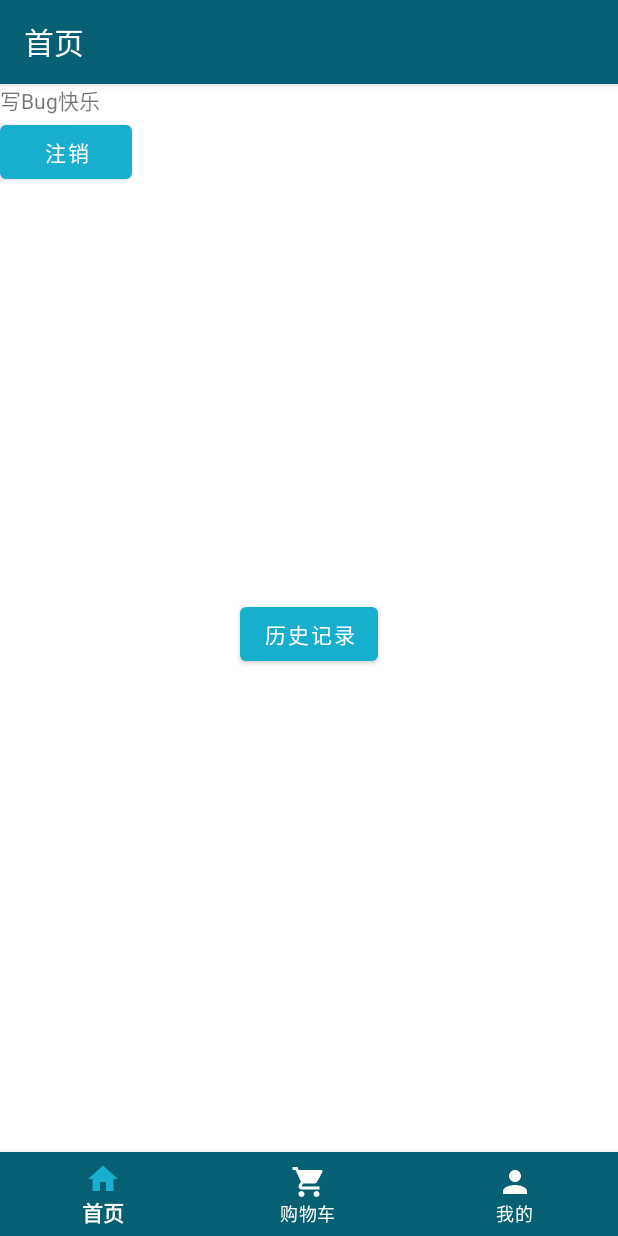
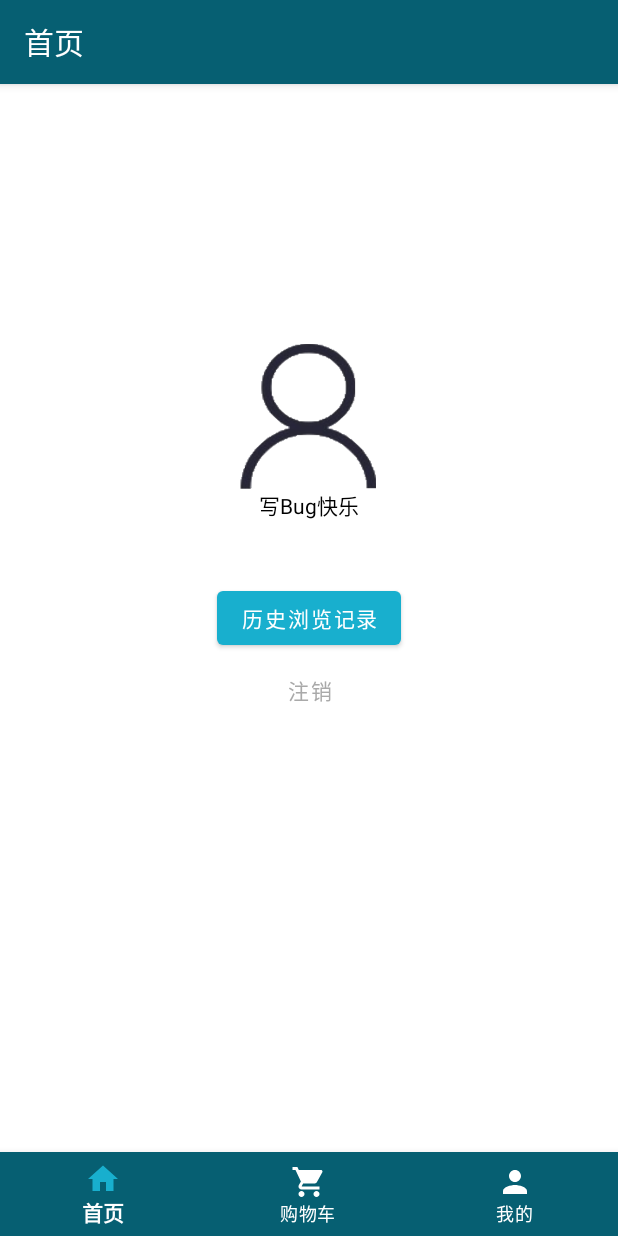
Before and after one commit to Haylen-Z/taohub, an Android app: the fragment MineFragment placed in its activity, on a phone screen of 412 x 824 dp. Run offline under Robolectric (Android 15) with nearby library versions, the phone set to English and light mode, and no system bars; our stand-ins replace Room's generated code, RxJava; 2 statements that could not run were skipped.

Commit message:
修改 我的 UI

```diff
--- a/app/src/main/res/layout/fragment_mine.xml
+++ b/app/src/main/res/layout/fragment_mine.xml
@@ -7,28 +7,45 @@
     android:orientation="vertical"
     tools:context=".fragment.MineFragment">
 
-    <com.google.android.material.textview.MaterialTextView
-        android:id="@+id/username"
-        android:layout_width="wrap_content"
-        android:layout_height="wrap_content"/>
+
 
     <com.google.android.material.circularreveal.CircularRevealRelativeLayout
         android:layout_width="match_parent"
         android:layout_height="match_parent">
 
+        <ImageView
+            android:id="@+id/person_Image"
+            android:layout_width="100dp"
+            android:layout_height="100dp"
+            android:background="@drawable/personal"
+            android:layout_centerHorizontal="true"
+            android:layout_marginTop="170dp"/>
+
+        <com.google.android.material.textview.MaterialTextView
+            android:id="@+id/username"
+            android:layout_width="wrap_content"
+            android:layout_height="wrap_content"
+            android:layout_below="@+id/person_Image"
+            android:layout_centerHorizontal="true"
+            android:textColor="#000000"/>
+
+
+        <com.google.android.material.button.MaterialButton
+            android:id="@+id/history"
+            android:text="历史浏览记录"
+            android:layout_width="wrap_content"
+            android:layout_height="wrap_content"
+            android:layout_centerVertical="true"
+            android:layout_centerHorizontal="true"/>
 
         <com.google.android.material.button.MaterialButton
             android:text="注销"
             android:id="@+id/logout"
             android:layout_width="wrap_content"
-            android:layout_height="wrap_content" />
-
-        <com.google.android.material.button.MaterialButton
-            android:id="@+id/history"
-            android:text="历史记录"
-            android:layout_width="wrap_content"
             android:layout_height="wrap_content"
-            android:layout_centerVertical="true"
+            style="@style/Widget.MaterialComponents.Button.TextButton"
+            android:layout_below="@+id/history"
+            android:textColor="#A9A9A9"
             android:layout_centerHorizontal="true"/>
 
     </com.google.android.material.circularreveal.CircularRevealRelativeLayout>
```
Also changed, not shown: app/src/main/res/drawable/personal.png (added).
